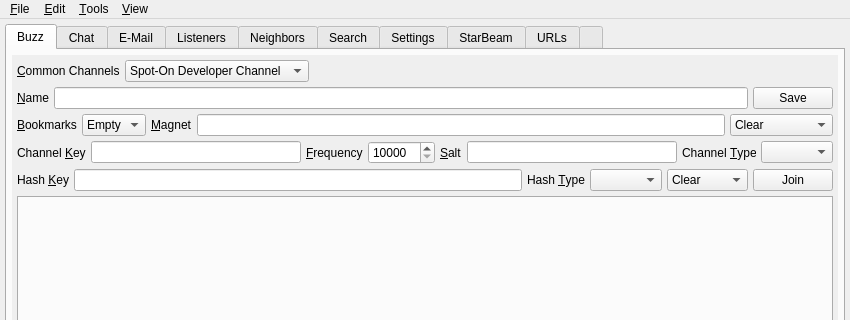
This is branches/trunk/UI/spot-on-controlcenter.ui in textbrowser/spot-on as Qt 5 draws it before an edit; both pictures show x 0 to 850 and y 0 to 320 of the 850 by 550 pixel window. The edited form follows.
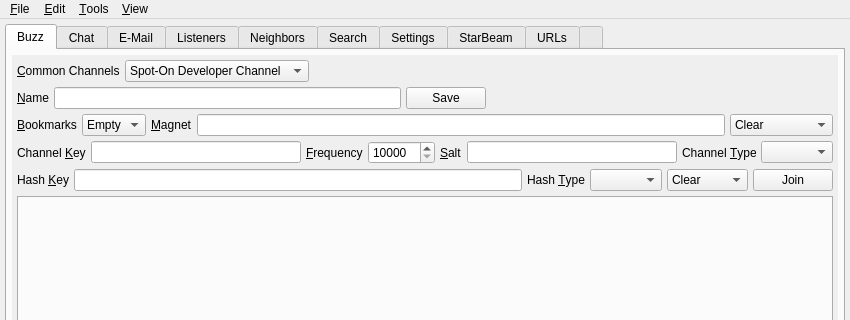
This is the edited form. Icons and pictures are not drawn. Custom widgets are drawn as their Qt base class.

```diff
--- a/branches/trunk/UI/spot-on-controlcenter.ui
+++ b/branches/trunk/UI/spot-on-controlcenter.ui
@@ -177,6 +177,19 @@
                 </property>
                </widget>
               </item>
+              <item>
+               <spacer name="horizontalSpacer_15">
+                <property name="orientation">
+                 <enum>Qt::Horizontal</enum>
+                </property>
+                <property name="sizeHint" stdset="0">
+                 <size>
+                  <width>40</width>
+                  <height>20</height>
+                 </size>
+                </property>
+               </spacer>
+              </item>
              </layout>
             </item>
             <item>
```
Left out of the diff: 6 changed lines with no effect on the pictures.
